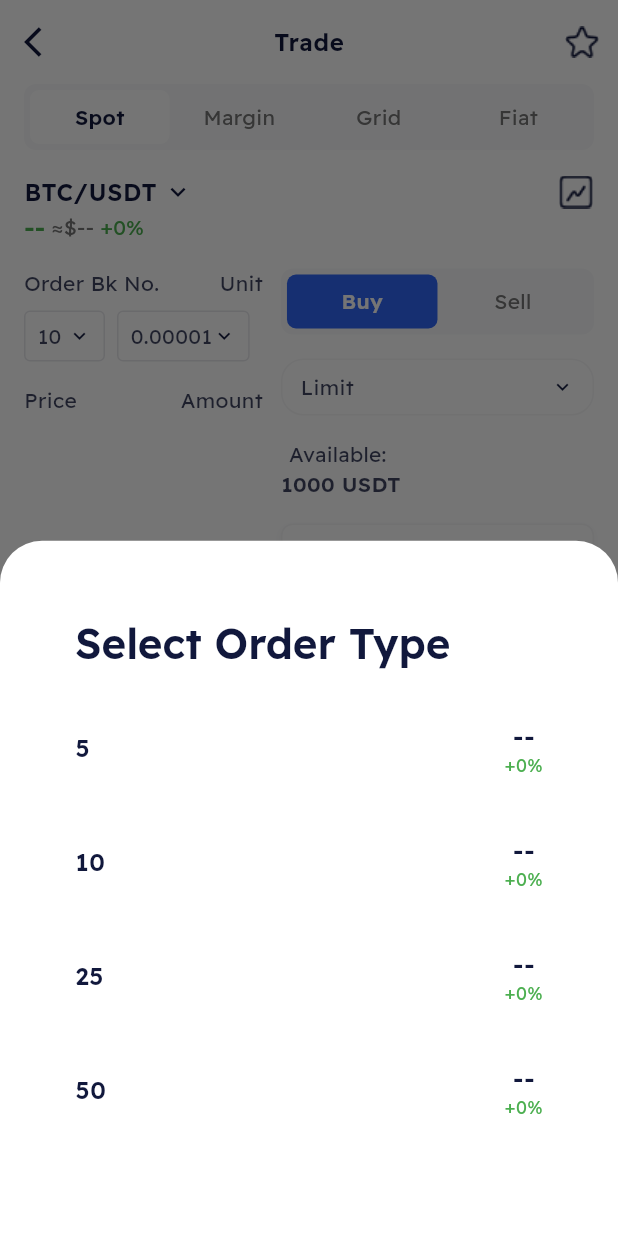
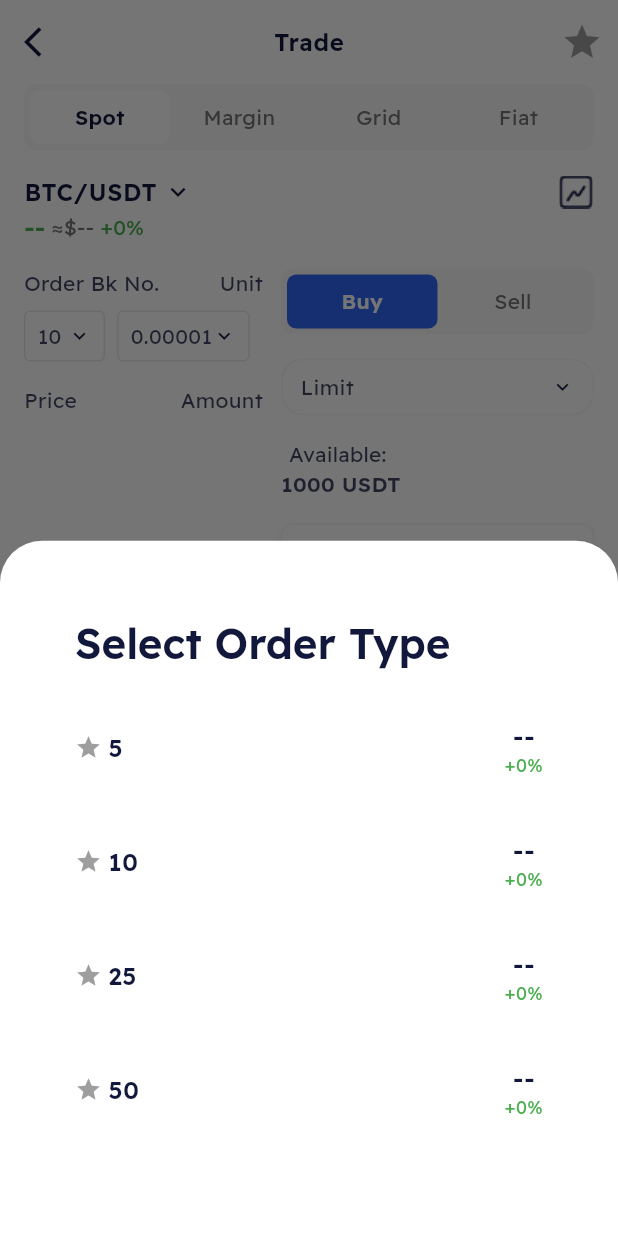
Before and after one commit to mazdon9/Crypto-Exchange-App-Mobile, a Flutter app: the TradeScreen screen opened by its route, after a tap on "10", on a phone screen of 412 x 824 dp. Run offline on Flutter 3.47's test engine with Material 3 defaults, Android fonts, the phone set to English and light mode, and no system bars; our stand-ins replace flutter_slidable, shared_preferences, webview_flutter; accounts and stored records are empty; network calls fail.

Commit message:
feature favorite for tradescreen

```diff
--- a/lib/providers/favorite_provider.dart
+++ b/lib/providers/favorite_provider.dart
@@ -4,6 +4,11 @@ import 'package:crypto_exchange_app/repositories/ticker_repository.dart';
 import 'package:flutter/material.dart';
 
 class FavoriteProvider with ChangeNotifier {
+  /// Kiểm tra một coin có đang được favorite không
+  bool isFavorite(String symbol) {
+    return _favoriteTokens.contains(symbol.toLowerCase());
+  }
+
   FavoriteRepository favoriteRepository;
   TickerRepository tickerRepository;
 
--- a/lib/screens/trade/trade_screen.dart
+++ b/lib/screens/trade/trade_screen.dart
@@ -1,5 +1,4 @@
 import 'package:crypto_exchange_app/core/constants/app_colors.dart';
-import 'package:crypto_exchange_app/core/constants/app_paths.dart';
 import 'package:crypto_exchange_app/core/extensions/context_extension.dart';
 import 'package:crypto_exchange_app/core/router/app_router.dart';
 import 'package:crypto_exchange_app/models/ticker.dart';
@@ -141,8 +140,8 @@ class _TradeScreenState extends State<TradeScreen> {
     final isDarkMode = context.theme.brightness == Brightness.dark;
     print("Init again");
 
-    return Consumer<HomeProvider>(
-      builder: (context, homeProvider, child) {
+    return Consumer2<HomeProvider, FavoriteProvider>(
+      builder: (context, homeProvider, favoriteProvider, child) {
         final selectedSymbol = _selectedPair.replaceAll('/', '').toUpperCase();
         final selectedTicker = homeProvider.tickerList.firstWhere(
           (t) => t.symbol.toUpperCase() == selectedSymbol,
@@ -153,9 +152,13 @@ class _TradeScreenState extends State<TradeScreen> {
               volume: '0'),
         );
         final price = selectedTicker.lastPrice;
-        final dollarPrice = '≈\$${selectedTicker.lastPrice}';
+        final dollarPrice = selectedTicker.lastPrice != '--'
+            ? '≈\$${double.tryParse(selectedTicker.lastPrice)?.toStringAsFixed(4) ?? selectedTicker.lastPrice}'
+            : '≈\$--';
         final percentage =
             '${selectedTicker.priceChangePercent.startsWith('-') ? '' : '+'}${selectedTicker.priceChangePercent}%';
+        final isFavorite =
+            favoriteProvider.isFavorite(selectedSymbol.toLowerCase());
 
         return Scaffold(
           backgroundColor: context.theme.scaffoldBackgroundColor,
@@ -179,16 +182,16 @@ class _TradeScreenState extends State<TradeScreen> {
             centerTitle: true,
             actions: [
               IconButton(
-                icon: Image.asset(
-                  AppPaths.favoritesIcon,
-                  width: 24,
-                  height: 24,
-                  color: context.theme.colorScheme.onSurface,
+                icon: Icon(
+                  Icons.star,
+                  color: isFavorite ? Colors.amber : Colors.grey,
+                  size: 28,
                 ),
                 onPressed: () {
                   context
                       .read<FavoriteProvider>()
-                      .toggleFavoriteToken(selectedSymbol);
+                      .toggleFavoriteToken(selectedSymbol.toLowerCase());
+                  setState(() {});
                 },
               ),
             ],
--- a/lib/screens/trade/widgets/order_book_widget.dart
+++ b/lib/screens/trade/widgets/order_book_widget.dart
@@ -17,7 +17,7 @@ class OrderBookWidget extends StatelessWidget {
   // Format for Amount column
   String formatAmount(String value) {
     final number = double.tryParse(value) ?? 0;
-    return number.toStringAsFixed(5);
+    return number.toStringAsFixed(4);
   }
 
   final String selectedOrderType;
--- a/lib/screens/trade/widgets/selection_bottom_sheet.dart
+++ b/lib/screens/trade/widgets/selection_bottom_sheet.dart
@@ -1,5 +1,6 @@
 import 'package:crypto_exchange_app/core/extensions/context_extension.dart';
 import 'package:crypto_exchange_app/models/ticker.dart';
+import 'package:crypto_exchange_app/providers/favorite_provider.dart';
 import 'package:crypto_exchange_app/providers/home_provider.dart';
 import 'package:flutter/material.dart';
 import 'package:provider/provider.dart';
@@ -21,6 +22,19 @@ class SelectionBottomSheet extends StatelessWidget {
   @override
   Widget build(BuildContext context) {
     final tickerList = Provider.of<HomeProvider>(context).tickerList;
+    return Consumer<FavoriteProvider>(
+      builder: (context, favoriteProvider, _) {
+        // Sắp xếp: coin favorite lên trên
+        final sortedItems = List<String>.from(items);
+        sortedItems.sort((a, b) {
+          final aFav =
+              favoriteProvider.isFavorite(a.replaceAll('/', '').toUpperCase());
+          final bFav =
+              favoriteProvider.isFavorite(b.replaceAll('/', '').toUpperCase());
+          if (aFav && !bFav) return -1;
+          if (!aFav && bFav) return 1;
+          return 0;
+        });
         return Container(
           padding: const EdgeInsets.all(50),
           child: Column(
@@ -39,7 +53,8 @@ class SelectionBottomSheet extends StatelessWidget {
                     height: 4,
                   ),
                   itemBuilder: (context, index) {
-                final symbol = items[index].replaceAll('/', '').toUpperCase();
+                    final symbol =
+                        sortedItems[index].replaceAll('/', '').toUpperCase();
                     final ticker = tickerList.firstWhere(
                       (t) => t.symbol.toUpperCase() == symbol,
                       orElse: () => Ticker(
@@ -48,17 +63,34 @@ class SelectionBottomSheet extends StatelessWidget {
                           priceChangePercent: '0',
                           volume: '0'),
                     );
+                    final isFavorite = favoriteProvider.isFavorite(symbol);
                     return ListTile(
                       contentPadding:
                           const EdgeInsets.symmetric(vertical: 8, horizontal: 0),
                       title: Row(
                         children: [
-                      // Tên coin bên trái
+                          // Tên coin bên trái + icon ngôi sao nếu đã favorite
                           Expanded(
-                        child: Text(
-                          items[index],
+                            child: Row(
+                              children: [
+                                GestureDetector(
+                                  onTap: () {
+                                    favoriteProvider
+                                        .toggleFavoriteToken(symbol.toLowerCase());
+                                  },
+                                  child: Icon(
+                                    Icons.star,
+                                    color: isFavorite ? Colors.amber : Colors.grey,
+                                    size: 18,
+                                  ),
+                                ),
+                                const SizedBox(width: 4),
+                                Text(
+                                  sortedItems[index],
                                   style: context.theme.textTheme.bodyLarge
                                       ?.copyWith(fontWeight: FontWeight.w600),
+                                ),
+                              ],
                             ),
                           ),
                           // Giá bên phải
@@ -82,7 +114,7 @@ class SelectionBottomSheet extends StatelessWidget {
                         ],
                       ),
                       onTap: () {
-                    onItemSelected(items[index]);
+                        onItemSelected(sortedItems[index]);
                         Navigator.pop(context);
                       },
                     );
@@ -91,6 +123,8 @@ class SelectionBottomSheet extends StatelessWidget {
               ),
             ],
           ),
+        );
+      },
     );
   }
 
```
Also changed, not shown: pubspec.lock. Lines whose indentation alone changed are shown as unchanged.
